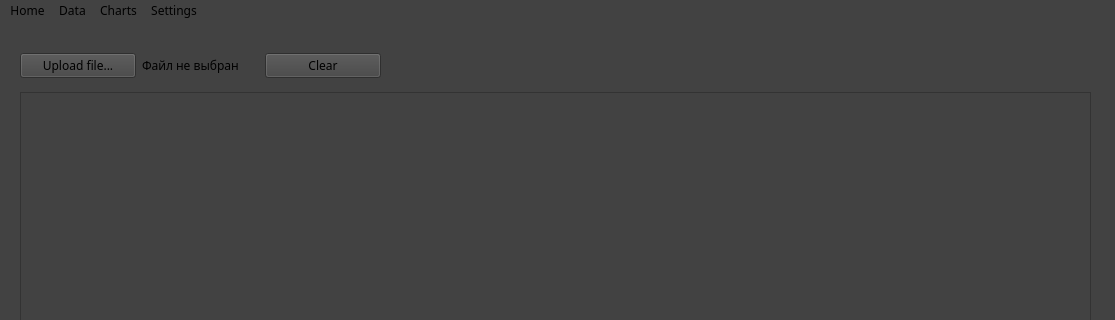
Before: the Qt Designer form ui/ui_main.ui in sshyta/NyxMetrics, drawn with Qt 5; both pictures show x 0 to 1115 and y 0 to 320 of the 1115 by 750 pixel window.
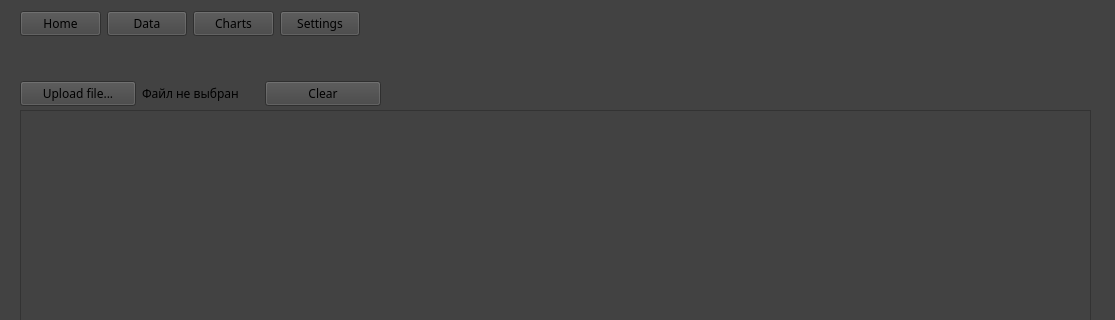
After: the same form once the commit is applied.

What changed in the file:
```diff
--- a/ui/ui_main.ui
+++ b/ui/ui_main.ui
@@ -18,13 +18,27 @@
 font-family: Zen Kaku Gothic New;</string>
   </property>
   <widget class="QWidget" name="centralwidget">
+   <widget class="QStackedWidget" name="stackedWidget">
+    <property name="geometry">
+     <rect>
+      <x>0</x>
+      <y>50</y>
+      <width>1091</width>
+      <height>671</height>
+     </rect>
+    </property>
+    <property name="currentIndex">
+     <number>1</number>
+    </property>
+    <widget class="QWidget" name="Home"/>
+    <widget class="QWidget" name="Data">
    <widget class="QTableView" name="tableView">
     <property name="geometry">
      <rect>
       <x>20</x>
-      <y>70</y>
+        <y>60</y>
       <width>1071</width>
-      <height>611</height>
+        <height>601</height>
      </rect>
     </property>
    </widget>
@@ -62,48 +76,49 @@
     </layout>
    </widget>
   </widget>
-  <widget class="QMenuBar" name="menubar">
+    <widget class="QWidget" name="Charts"/>
+    <widget class="QWidget" name="Settings"/>
+   </widget>
+   <widget class="QWidget" name="layoutWidget">
    <property name="geometry">
     <rect>
-     <x>0</x>
-     <y>0</y>
-     <width>1115</width>
-     <height>33</height>
-    </rect>
-   </property>
-   <property name="defaultUp">
-    <bool>false</bool>
-   </property>
-   <property name="nativeMenuBar">
-    <bool>false</bool>
-   </property>
-   <widget class="QMenu" name="menu">
-    <property name="title">
+      <x>20</x>
+      <y>10</y>
+      <width>340</width>
+      <height>27</height>
+     </rect>
+    </property>
+    <layout class="QHBoxLayout" name="horizontalLayout">
+     <item>
+      <widget class="QPushButton" name="home_btn">
+       <property name="text">
      <string>Home</string>
     </property>
-    <property name="toolTipsVisible">
-     <bool>true</bool>
-    </property>
-   </widget>
-   <widget class="QMenu" name="menu_2">
-    <property name="title">
-     <string>Charts</string>
-    </property>
-   </widget>
-   <widget class="QMenu" name="menuData">
-    <property name="title">
+      </widget>
+     </item>
+     <item>
+      <widget class="QPushButton" name="date_btn">
+       <property name="text">
      <string>Data</string>
     </property>
    </widget>
-   <widget class="QMenu" name="menuSettings">
-    <property name="title">
+     </item>
+     <item>
+      <widget class="QPushButton" name="charts_btn">
+       <property name="text">
+        <string>Charts</string>
+       </property>
+      </widget>
+     </item>
+     <item>
+      <widget class="QPushButton" name="settings_btn">
+       <property name="text">
      <string>Settings</string>
     </property>
    </widget>
-   <addaction name="menu"/>
-   <addaction name="menuData"/>
-   <addaction name="menu_2"/>
-   <addaction name="menuSettings"/>
+     </item>
+    </layout>
+   </widget>
   </widget>
   <widget class="QStatusBar" name="statusbar"/>
  </widget>
```
Left out of the diff: 6 changed lines with no effect on the pictures. Lines whose indentation alone changed are shown as unchanged.
